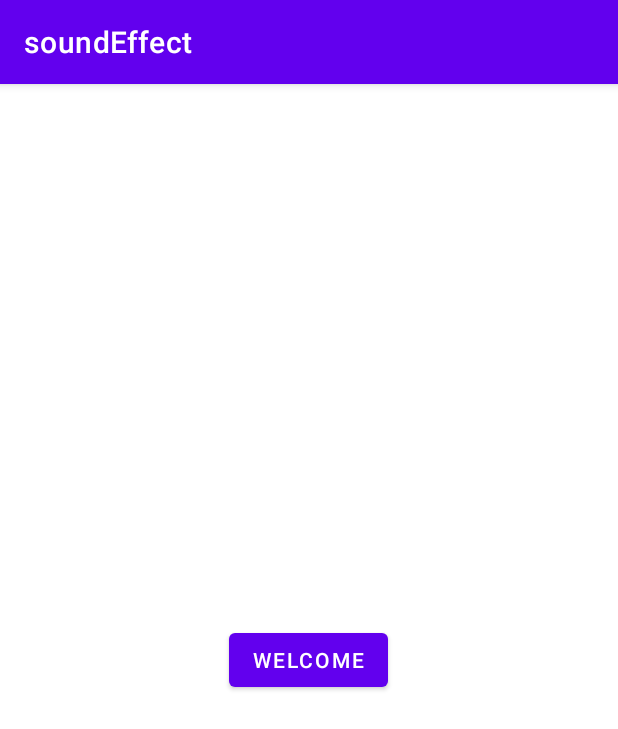
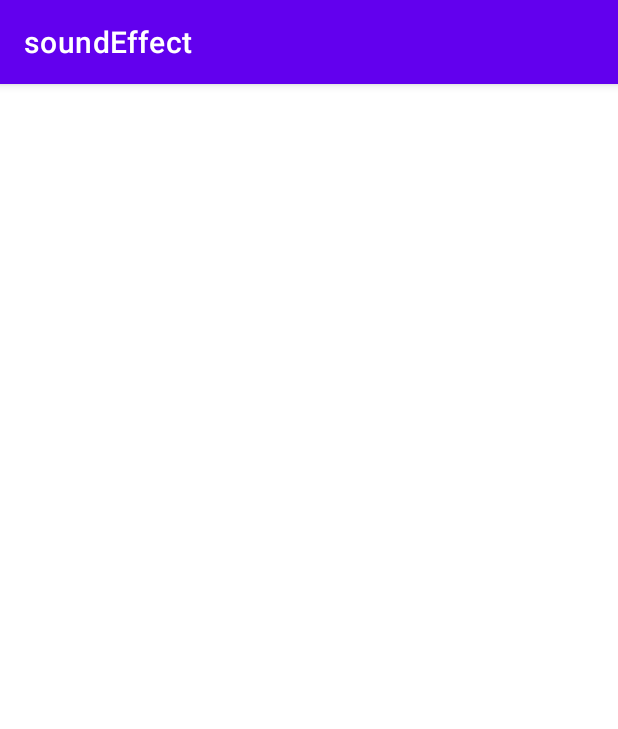
Before and after one commit to djokodev/soundEffects, an Android app: the screen it shows after launch (MainActivity), on a phone screen of 412 x 824 dp. Shown: the top 729 px of the screen. Run offline under Robolectric (Android 15) with nearby library versions, the light colour scheme and no system bars.

Commit message:
initial activity_main.xml

```diff
--- a/app/src/main/res/layout/activity_main.xml
+++ b/app/src/main/res/layout/activity_main.xml
@@ -7,11 +7,5 @@
     android:layout_height="match_parent"
     tools:context=".MainActivity">
 
-   <Button
-       android:text="welcome"
-       android:layout_width="wrap_content"
-       android:layout_height="wrap_content">
-
-   </Button>
 
 </LinearLayout>
```
